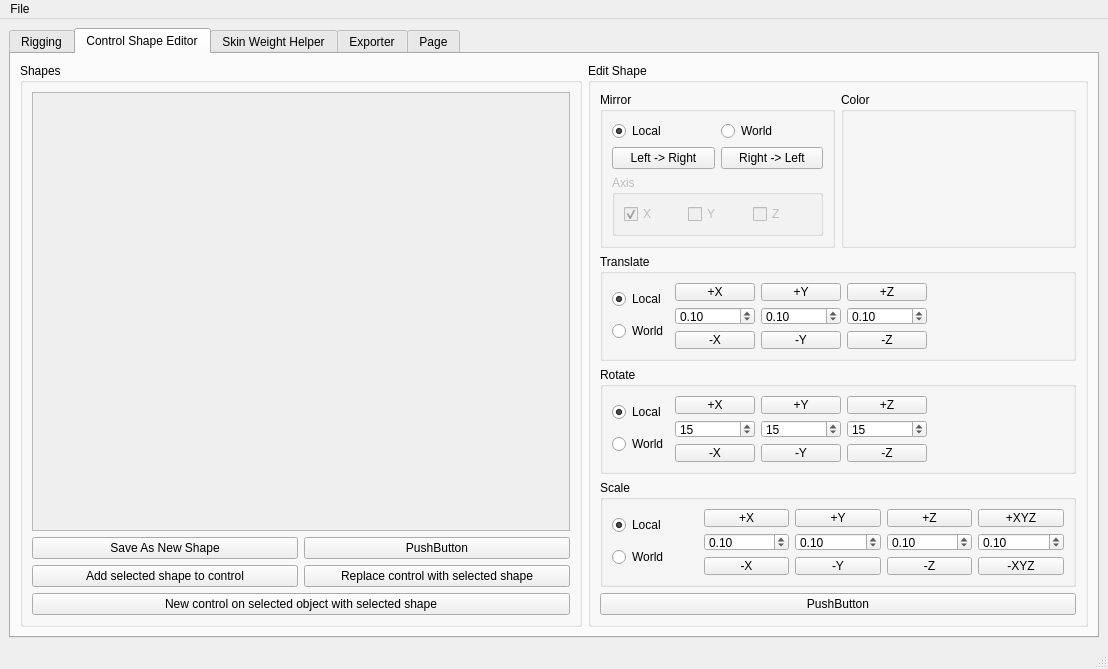
Above: rc_tools.ui from rchan709/rc_tools_v1 before the change. Below: the same form after it.
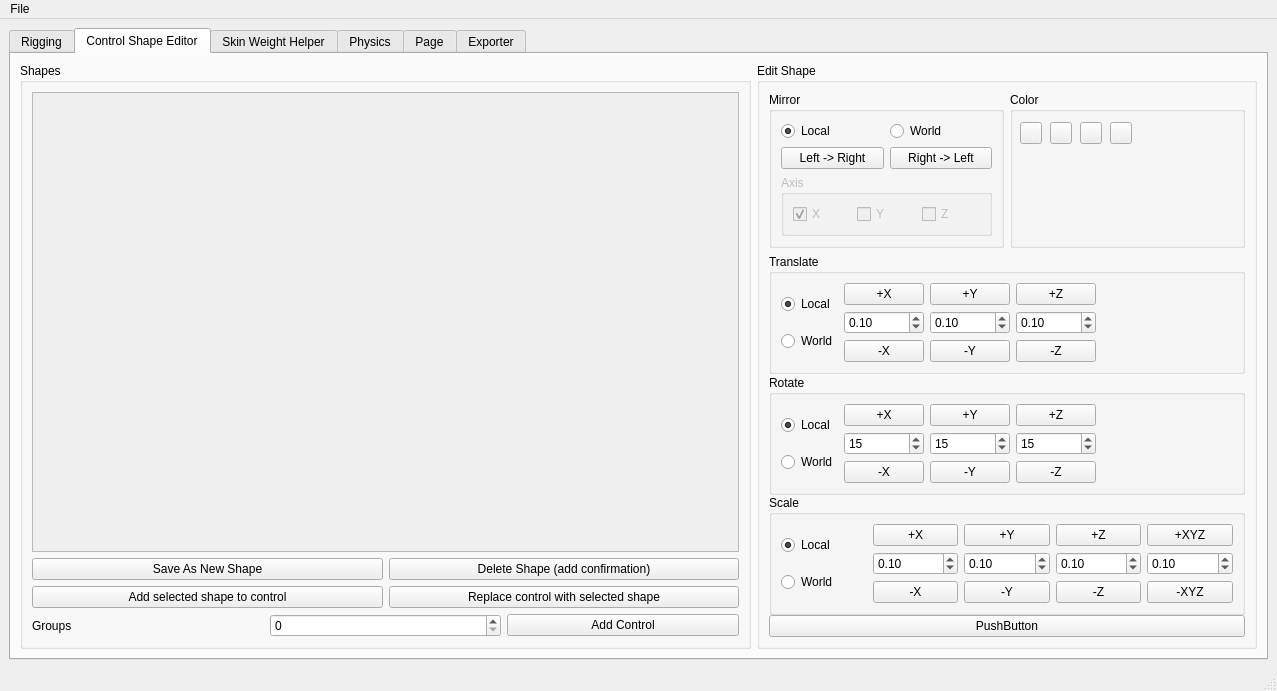
That is the form after the change. The open tabs and pages were chosen to show the change.

What changed in the file:
```diff
--- a/rc_tools.ui
+++ b/rc_tools.ui
@@ -7,14 +7,14 @@
    <rect>
     <x>0</x>
     <y>0</y>
-    <width>1108</width>
-    <height>669</height>
+    <width>1277</width>
+    <height>691</height>
    </rect>
   </property>
   <property name="minimumSize">
    <size>
-    <width>400</width>
-    <height>600</height>
+    <width>650</width>
+    <height>650</height>
    </size>
   </property>
   <property name="windowTitle">
@@ -279,41 +279,37 @@
                  <rect>
                   <x>0</x>
                   <y>0</y>
-                  <width>536</width>
-                  <height>438</height>
+                  <width>705</width>
+                  <height>449</height>
                  </rect>
                 </property>
                </widget>
               </widget>
              </item>
              <item>
-              <layout class="QHBoxLayout" name="horizontalLayout_9">
-               <item>
+              <layout class="QGridLayout" name="gridLayout">
+               <item row="0" column="1">
+                <widget class="QPushButton" name="pushButton_16">
+                 <property name="text">
+                  <string>Delete Shape (add confirmation)</string>
+                 </property>
+                </widget>
+               </item>
+               <item row="0" column="0">
                 <widget class="QPushButton" name="pushButton_17">
                  <property name="text">
                   <string>Save As New Shape</string>
                  </property>
                 </widget>
                </item>
-               <item>
-                <widget class="QPushButton" name="pushButton_16">
-                 <property name="text">
-                  <string>PushButton</string>
-                 </property>
-                </widget>
-               </item>
-              </layout>
-             </item>
-             <item>
-              <layout class="QHBoxLayout" name="horizontalLayout_12">
-               <item>
+               <item row="1" column="0">
                 <widget class="QPushButton" name="pushButton_36">
                  <property name="text">
                   <string>Add selected shape to control</string>
                  </property>
                 </widget>
                </item>
-               <item>
+               <item row="1" column="1">
                 <widget class="QPushButton" name="pushButton_11">
                  <property name="text">
                   <string>Replace control with selected shape</string>
@@ -323,11 +319,25 @@
               </layout>
              </item>
              <item>
-              <widget class="QPushButton" name="pushButton_37">
-               <property name="text">
-                <string>New control on selected object with selected shape</string>
-               </property>
-              </widget>
+              <layout class="QHBoxLayout" name="horizontalLayout_14">
+               <item>
+                <widget class="QLabel" name="label_4">
+                 <property name="text">
+                  <string>Groups</string>
+                 </property>
+                </widget>
+               </item>
+               <item>
+                <widget class="QSpinBox" name="spinBox"/>
+               </item>
+               <item>
+                <widget class="QPushButton" name="pushButton_37">
+                 <property name="text">
+                  <string>Add Control</string>
+                 </property>
+                </widget>
+               </item>
+              </layout>
              </item>
             </layout>
            </item>
@@ -336,6 +346,12 @@
         </item>
         <item>
          <widget class="QGroupBox" name="groupBox_6">
+          <property name="minimumSize">
+           <size>
+            <width>300</width>
+            <height>0</height>
+           </size>
+          </property>
           <property name="maximumSize">
            <size>
             <width>500</width>
@@ -446,6 +462,58 @@
                <property name="title">
                 <string>Color</string>
                </property>
+               <widget class="QToolButton" name="toolButton">
+                <property name="geometry">
+                 <rect>
+                  <x>10</x>
+                  <y>30</y>
+                  <width>22</width>
+                  <height>22</height>
+                 </rect>
+                </property>
+                <property name="text">
+                 <string/>
+                </property>
+               </widget>
+               <widget class="QToolButton" name="toolButton_2">
+                <property name="geometry">
+                 <rect>
+                  <x>40</x>
+                  <y>30</y>
+                  <width>22</width>
+                  <height>22</height>
+                 </rect>
+                </property>
+                <property name="text">
+                 <string/>
+                </property>
+               </widget>
+               <widget class="QToolButton" name="toolButton_3">
+                <property name="geometry">
+                 <rect>
+                  <x>70</x>
+                  <y>30</y>
+                  <width>22</width>
+                  <height>22</height>
+                 </rect>
+                </property>
+                <property name="text">
+                 <string/>
+                </property>
+               </widget>
+               <widget class="QToolButton" name="toolButton_4">
+                <property name="geometry">
+                 <rect>
+                  <x>100</x>
+                  <y>30</y>
+                  <width>22</width>
+                  <height>22</height>
+                 </rect>
+                </property>
+                <property name="text">
+                 <string/>
+                </property>
+               </widget>
               </widget>
              </item>
             </layout>
@@ -454,6 +522,12 @@
             <layout class="QVBoxLayout" name="verticalLayout_11">
              <item>
               <widget class="QGroupBox" name="groupBox_7">
+               <property name="minimumSize">
+                <size>
+                 <width>0</width>
+                 <height>120</height>
+                </size>
+               </property>
                <property name="title">
                 <string>Translate</string>
                </property>
@@ -587,6 +661,12 @@
              </item>
              <item>
               <widget class="QGroupBox" name="groupBox_10">
+               <property name="minimumSize">
+                <size>
+                 <width>0</width>
+                 <height>120</height>
+                </size>
+               </property>
                <property name="title">
                 <string>Rotate</string>
                </property>
@@ -622,6 +702,12 @@
                  <layout class="QVBoxLayout" name="verticalLayout_21">
                   <item>
                    <widget class="QPushButton" name="pushButton_22">
+                    <property name="minimumSize">
+                     <size>
+                      <width>0</width>
+                      <height>0</height>
+                     </size>
+                    </property>
                     <property name="text">
                      <string>+X</string>
                     </property>
@@ -629,6 +715,12 @@
                   </item>
                   <item>
                    <widget class="QDoubleSpinBox" name="doubleSpinBox_5">
+                    <property name="minimumSize">
+                     <size>
+                      <width>0</width>
+                      <height>0</height>
+                     </size>
+                    </property>
                     <property name="decimals">
                      <number>0</number>
                     </property>
@@ -645,6 +737,12 @@
                   </item>
                   <item>
                    <widget class="QPushButton" name="pushButton_23">
+                    <property name="minimumSize">
+                     <size>
+                      <width>0</width>
+                      <height>0</height>
+                     </size>
+                    </property>
                     <property name="text">
                      <string>-X</string>
                     </property>
@@ -738,6 +836,12 @@
              </item>
              <item>
               <widget class="QGroupBox" name="groupBox_11">
+               <property name="minimumSize">
+                <size>
+                 <width>0</width>
+                 <height>120</height>
+                </size>
+               </property>
                <property name="title">
                 <string>Scale</string>
                </property>
@@ -928,6 +1032,71 @@
         <string>Skin Weight Helper</string>
        </attribute>
        <layout class="QVBoxLayout" name="verticalLayout_4">
+        <item>
+         <widget class="QGroupBox" name="groupBox_13">
+          <property name="title">
+           <string>Copy skin weights</string>
+          </property>
+          <widget class="QPushButton" name="pushButton_39">
+           <property name="geometry">
+            <rect>
+             <x>10</x>
+             <y>60</y>
+             <width>808</width>
+             <height>24</height>
+            </rect>
+           </property>
+           <property name="text">
+            <string>store weights</string>
+           </property>
+          </widget>
+          <widget class="QPushButton" name="pushButton_40">
+           <property name="geometry">
+            <rect>
+             <x>60</x>
+             <y>110</y>
+             <width>231</width>
+             <height>61</height>
+            </rect>
+           </property>
+           <property name="text">
+            <string>apply weights</string>
+           </property>
+          </widget>
+         </widget>
+        </item>
+        <item>
+         <layout class="QHBoxLayout" name="horizontalLayout_13">
+          <item>
+           <widget class="QPushButton" name="pushButton_42">
+            <property name="text">
+             <string>smart skin</string>
+            </property>
+           </widget>
+          </item>
+         </layout>
+        </item>
+        <item>
+         <layout class="QHBoxLayout" name="horizontalLayout_9">
+          <item>
+           <widget class="QLabel" name="label_5">
+            <property name="text">
+             <string>Influences</string>
+            </property>
+           </widget>
+          </item>
+          <item>
+           <widget class="QSpinBox" name="spinBox_2"/>
+          </item>
+          <item>
+           <widget class="QPushButton" name="pushButton_41">
+            <property name="text">
+             <string>prune weights</string>
+            </property>
+           </widget>
+          </item>
+         </layout>
+        </item>
         <item>
          <widget class="QPushButton" name="pushButton_6">
           <property name="text">
@@ -937,9 +1106,12 @@
         </item>
        </layout>
       </widget>
-      <widget class="QWidget" name="tab_4">
+      <widget class="QWidget" name="tab_6">
+       <property name="enabled">
+        <bool>true</bool>
+       </property>
        <attribute name="title">
-        <string>Exporter</string>
+        <string>Physics</string>
        </attribute>
        <layout class="QHBoxLayout" name="horizontalLayout_4">
         <item>
@@ -978,6 +1150,66 @@
          <bool>true</bool>
         </property>
        </widget>
+       <widget class="QPushButton" name="pushButton_43">
+        <property name="geometry">
+         <rect>
+          <x>100</x>
+          <y>350</y>
+          <width>75</width>
+          <height>24</height>
+         </rect>
+        </property>
+        <property name="text">
+         <string>fbx</string>
+        </property>
+       </widget>
+       <widget class="QPushButton" name="pushButton_44">
+        <property name="geometry">
+         <rect>
+          <x>310</x>
+          <y>350</y>
+          <width>75</width>
+          <height>24</height>
+         </rect>
+        </property>
+        <property name="text">
+         <string>alembic</string>
+        </property>
+       </widget>
+       <widget class="QPushButton" name="pushButton_45">
+        <property name="geometry">
+         <rect>
+          <x>520</x>
+          <y>360</y>
+          <width>75</width>
+          <height>24</height>
+         </rect>
+        </property>
+        <property name="text">
+         <string>the pixar open source one</string>
+        </property>
+       </widget>
+      </widget>
+      <widget class="QWidget" name="tab_4">
+       <attribute name="title">
+        <string>Exporter</string>
+       </attribute>
+       <layout class="QHBoxLayout" name="horizontalLayout_4">
+        <item>
+         <widget class="QLineEdit" name="lineEdit">
+          <property name="text">
+           <string>Save as file name then reopen as filename_working (the file exported is not being worked on, but is replaced when exported.)</string>
+          </property>
+         </widget>
+        </item>
+        <item>
+         <widget class="QPushButton" name="pushButton_5">
+          <property name="text">
+           <string>PushButton</string>
+          </property>
+         </widget>
+        </item>
+       </layout>
       </widget>
      </widget>
     </item>
@@ -988,8 +1220,8 @@
     <rect>
      <x>0</x>
      <y>0</y>
-     <width>1108</width>
-     <height>21</height>
+     <width>1277</width>
+     <height>22</height>
     </rect>
    </property>
    <widget class="QMenu" name="menuFile">
```
Left out of the diff: 165 changed lines with no effect on the pictures.
